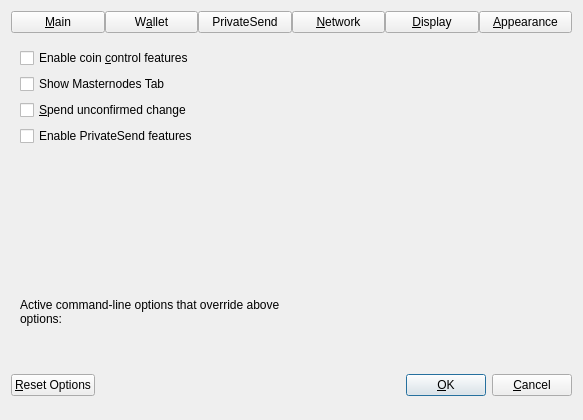
Before: the Qt Designer form src/qt/forms/optionsdialog.ui in Raptor3um/raptoreum, drawn with Qt 5.
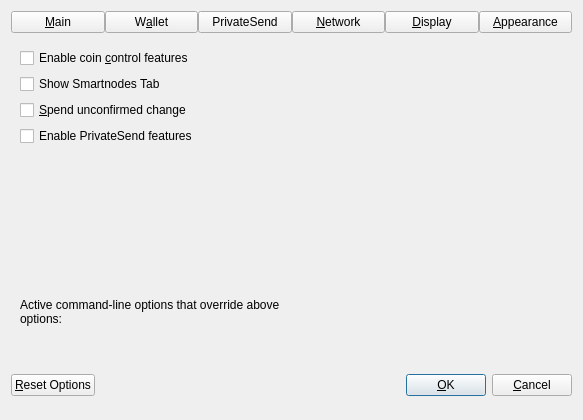
After: the same form once the commit is applied. The open tabs and pages were chosen to show the change. Custom widgets are drawn as their Qt base class.

Diff of the .ui file:
```diff
--- a/src/qt/forms/optionsdialog.ui
+++ b/src/qt/forms/optionsdialog.ui
@@ -261,7 +261,7 @@
              <string>Show additional tab listing all your masternodes in first sub-tab&lt;br/&gt;and all masternodes on the network in second sub-tab.</string>
             </property>
             <property name="text">
-             <string>Show Masternodes Tab</string>
+             <string>Show Smartnodes Tab</string>
             </property>
            </widget>
           </item>
```
Left out of the diff: 4 changed lines with no effect on the pictures.
